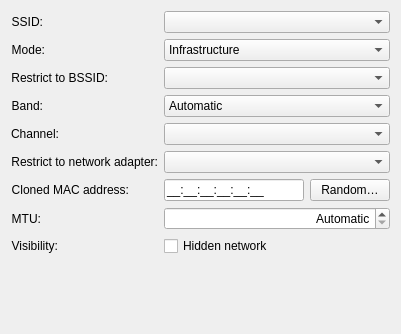
First picture: the form in libs/editor/settings/ui/wificonnectionwidget.ui, repository KDE/plasma-nm, before the edit.
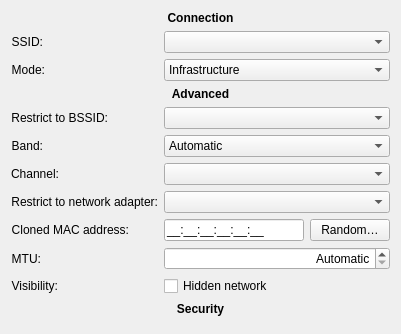
Second picture: the form after the edit. Custom widgets are drawn as their Qt base class.

Commit message: wifi: refactor security UI layout and 802.1x form behavior

Diff of the .ui file:
```diff
--- a/libs/editor/settings/ui/wificonnectionwidget.ui
+++ b/libs/editor/settings/ui/wificonnectionwidget.ui
@@ -10,8 +10,30 @@
     <height>334</height>
    </rect>
   </property>
+  <property name="minimumSize">
+   <size>
+    <width>250</width>
+    <height>0</height>
+   </size>
+  </property>
   <layout class="QFormLayout" name="formLayout">
-   <item row="0" column="0">
+   <item row="0" column="0" colspan="2">
+    <widget class="QLabel" name="connectionSectionLabel">
+     <property name="text">
+      <string>Connection</string>
+     </property>
+     <property name="font">
+      <font>
+       <weight>75</weight>
+       <bold>true</bold>
+      </font>
+     </property>
+     <property name="alignment">
+      <set>Qt::AlignCenter</set>
+     </property>
+    </widget>
+   </item>
+   <item row="1" column="0">
     <widget class="QLabel" name="SSIDLabel">
      <property name="text">
       <string>SSID:</string>
@@ -24,7 +46,7 @@
      </property>
     </widget>
    </item>
-   <item row="0" column="1">
+   <item row="1" column="1">
     <widget class="SsidComboBox" name="SSIDCombo">
      <property name="sizePolicy">
       <sizepolicy hsizetype="MinimumExpanding" vsizetype="Fixed">
@@ -40,7 +62,7 @@
      </property>
     </widget>
    </item>
-   <item row="1" column="0">
+   <item row="2" column="0">
     <widget class="QLabel" name="modeLabel">
      <property name="text">
       <string>Mode:</string>
@@ -53,7 +75,7 @@
      </property>
     </widget>
    </item>
-   <item row="1" column="1">
+   <item row="2" column="1">
     <widget class="KComboBox" name="modeComboBox">
      <property name="sizePolicy">
       <sizepolicy hsizetype="MinimumExpanding" vsizetype="Fixed">
@@ -84,7 +106,23 @@
      </item>
     </widget>
    </item>
-   <item row="2" column="0">
+   <item row="3" column="0" colspan="2">
+    <widget class="QLabel" name="advancedSectionLabel">
+     <property name="text">
+      <string>Advanced</string>
+     </property>
+     <property name="font">
+      <font>
+       <weight>75</weight>
+       <bold>true</bold>
+      </font>
+     </property>
+     <property name="alignment">
+      <set>Qt::AlignCenter</set>
+     </property>
+    </widget>
+   </item>
+   <item row="4" column="0">
     <widget class="QLabel" name="BSSIDLabel">
      <property name="text">
       <string>Restrict to BSSID:</string>
@@ -97,7 +135,7 @@
      </property>
     </widget>
    </item>
-   <item row="2" column="1">
+   <item row="4" column="1">
     <widget class="BssidComboBox" name="BSSIDCombo">
      <property name="sizePolicy">
       <sizepolicy hsizetype="MinimumExpanding" vsizetype="Fixed">
@@ -113,7 +151,7 @@
      </property>
     </widget>
    </item>
-   <item row="3" column="0">
+   <item row="5" column="0">
     <widget class="QLabel" name="bandLabel">
      <property name="sizePolicy">
       <sizepolicy hsizetype="Preferred" vsizetype="Minimum">
@@ -132,7 +170,7 @@
      </property>
     </widget>
    </item>
-   <item row="3" column="1">
+   <item row="5" column="1">
     <widget class="KComboBox" name="band">
      <property name="sizePolicy">
       <sizepolicy hsizetype="MinimumExpanding" vsizetype="Minimum">
@@ -161,7 +199,7 @@
      </item>
     </widget>
    </item>
-   <item row="4" column="0">
+   <item row="6" column="0">
     <widget class="QLabel" name="channelLabel">
      <property name="text">
       <string>Channel:</string>
@@ -174,7 +212,7 @@
      </property>
     </widget>
    </item>
-   <item row="4" column="1">
+   <item row="6" column="1">
     <widget class="KComboBox" name="channel">
      <property name="sizePolicy">
       <sizepolicy hsizetype="MinimumExpanding" vsizetype="Fixed">
@@ -188,7 +226,7 @@
      </property>
     </widget>
    </item>
-   <item row="5" column="0">
+   <item row="7" column="0">
     <widget class="QLabel" name="label">
      <property name="text">
       <string>Restrict to network adapter:</string>
@@ -201,7 +239,7 @@
      </property>
     </widget>
    </item>
-   <item row="5" column="1">
+   <item row="7" column="1">
     <widget class="HwAddrComboBox" name="macAddress">
      <property name="sizePolicy">
       <sizepolicy hsizetype="MinimumExpanding" vsizetype="Fixed">
@@ -214,7 +252,7 @@
      </property>
     </widget>
    </item>
-   <item row="6" column="0">
+   <item row="8" column="0">
     <widget class="QLabel" name="label_2">
      <property name="text">
       <string>Cloned MAC address:</string>
@@ -227,7 +265,7 @@
      </property>
     </widget>
    </item>
-   <item row="6" column="1">
+   <item row="8" column="1">
     <layout class="QHBoxLayout" name="horizontalLayout">
      <item>
       <widget class="KLineEdit" name="clonedMacAddress">
@@ -257,7 +295,7 @@
      </item>
     </layout>
    </item>
-   <item row="7" column="0">
+   <item row="9" column="0">
     <widget class="QLabel" name="label_3">
      <property name="text">
       <string>MTU:</string>
@@ -270,7 +308,7 @@
      </property>
     </widget>
    </item>
-   <item row="7" column="1">
+   <item row="9" column="1">
     <widget class="QSpinBox" name="mtu">
      <property name="sizePolicy">
       <sizepolicy hsizetype="MinimumExpanding" vsizetype="Fixed">
@@ -298,7 +336,7 @@
      </property>
     </widget>
    </item>
-   <item row="8" column="0">
+   <item row="10" column="0">
     <widget class="QLabel" name="label_4">
      <property name="toolTip">
       <string>Create a connection for a hidden network</string>
@@ -314,7 +352,7 @@
      </property>
     </widget>
    </item>
-   <item row="8" column="1">
+   <item row="10" column="1">
     <widget class="QCheckBox" name="hiddenNetwork">
      <property name="toolTip">
       <string>Create a connection for a hidden network</string>
@@ -324,18 +362,21 @@
      </property>
     </widget>
    </item>
-   <item row="9" column="0">
-    <spacer name="verticalSpacer">
-     <property name="orientation">
-      <enum>Qt::Vertical</enum>
+   <item row="11" column="0" colspan="2">
+    <widget class="QLabel" name="securitySectionLabel">
+     <property name="text">
+      <string>Security</string>
      </property>
-     <property name="sizeHint" stdset="0">
-      <size>
-       <width>20</width>
-       <height>40</height>
-      </size>
+     <property name="font">
+      <font>
+       <weight>75</weight>
+       <bold>true</bold>
+      </font>
      </property>
-    </spacer>
+     <property name="alignment">
+      <set>Qt::AlignCenter</set>
+     </property>
+    </widget>
    </item>
   </layout>
  </widget>
```
The commit also changes 9 other files.
